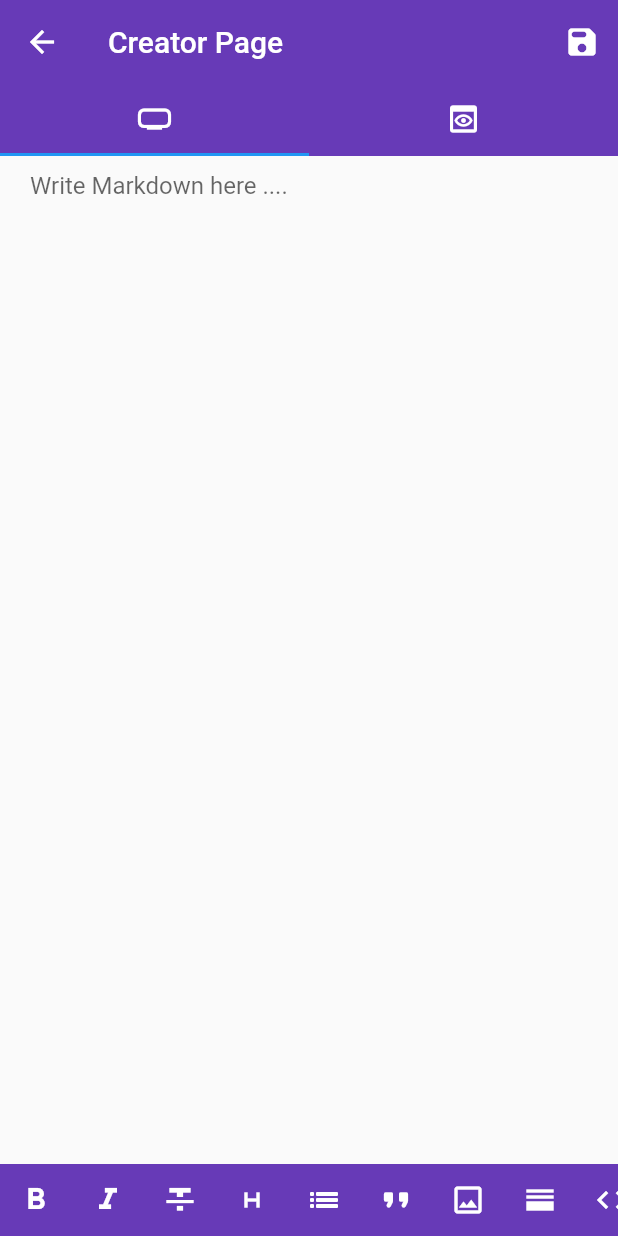
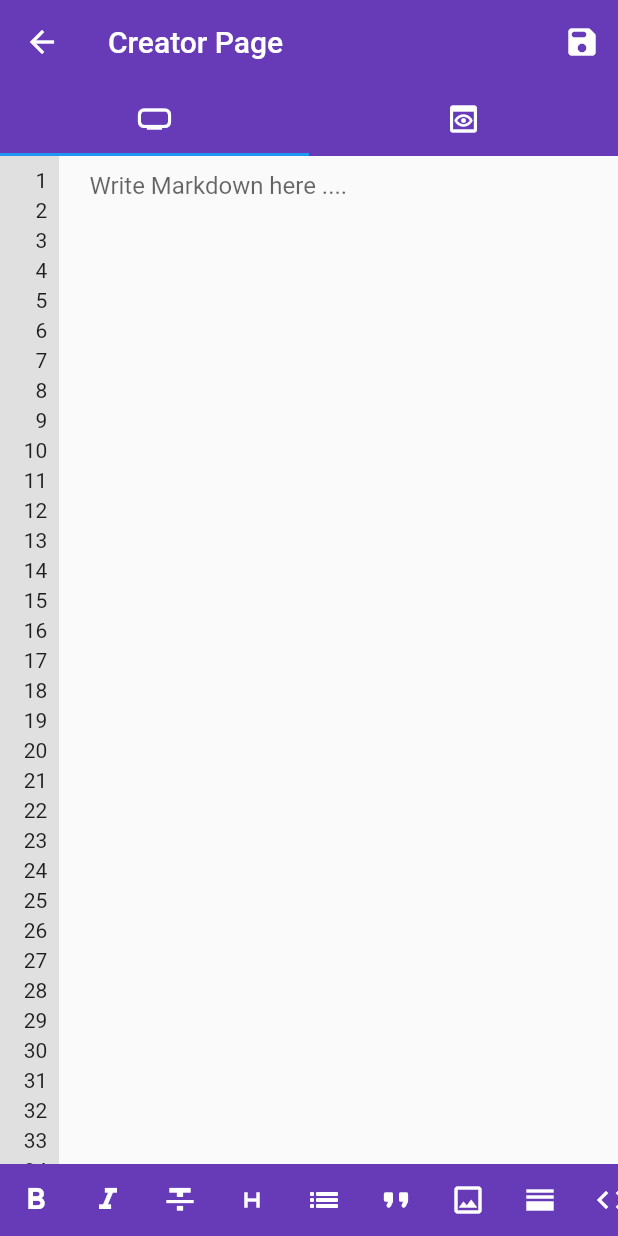
Before and after one commit to amazingsammed/markdownapp, a Flutter app: the screen it shows after launch, after a tap on the "add" icon, on a phone screen of 412 x 824 dp. Run offline on Flutter 3.47's test engine with Material 2 defaults, Android fonts, the phone set to English and light mode, and no system bars; our stand-ins replace file_picker, flutter_colorpicker, flutter_markdown, get, permission_handler, share.

Commit message:
added a new UI

```diff
--- a/lib/controllers/main_controller.dart
+++ b/lib/controllers/main_controller.dart
@@ -28,6 +28,8 @@ class AppCon extends GetxController with GetTickerProviderStateMixin{
   var h3Color = Colors.black.obs;
   var h4Color = Colors.black.obs;
   var h5Color = Colors.black.obs;
+
+
 
 
 
@@ -77,16 +79,25 @@ class AppCon extends GetxController with GetTickerProviderStateMixin{
 
   Future<void> getMarkdownFiles() async {
     final status = await Permission.storage.request();
-    final directory = await getExternalStorageDirectory();
-    print(status);
+   final directory = await getExternalStorageDirectory();
+    //final directory = Directory('/storage/emulated/0');
+    print(directory);
 
 
    //  final directory = Directory('/storage/self/primary/');
-     _searchForMarkdownFiles(directory!);
+      _searchForMarkdownFiles(directory!);
   }
 
-  void _searchForMarkdownFiles(Directory dir) {
-    final files = dir.listSync();
+  void _searchForMarkdownFiles(Directory dir)async {
+    List<FileSystemEntity> files=[];
+    // final entities = await dir.list().toList();
+
+
+
+     files.addAll(dir.listSync());
+    //print(entities);
+
+
     _markdownFiles.clear();
     for (final file in files) {
       if (file is Directory) {
--- a/lib/create.dart
+++ b/lib/create.dart
@@ -8,6 +8,8 @@ import 'package:markdownapp/widgets/bottombar.dart';
 
 class CreatePage extends StatelessWidget {
   AppCon con = Get.put(AppCon());
+  ScrollController mysxrol = ScrollController();
+  ScrollPhysics ph = ScrollPhysics();
   CreatePage({Key? key}) : super(key: key);
 
   @override
@@ -26,9 +28,16 @@ class CreatePage extends StatelessWidget {
           // ),
           // Divider(),
           Expanded(
+            child: Row(
+              crossAxisAlignment: CrossAxisAlignment.start,
+              children: [
+                SingleChildScrollView(child: LineNumberColumn(),controller: mysxrol,physics: ph,),
+                Expanded(
                   child: Container(
                     margin: EdgeInsets.symmetric(horizontal: 20,vertical: 10),
                     child: TextField(
+                      scrollController: mysxrol,
+                      scrollPhysics: ph,
                       decoration: const InputDecoration.collapsed(hintText: 'Write Markdown here ....'),
                       maxLines: null,
                       expands: true,
@@ -36,6 +45,7 @@ class CreatePage extends StatelessWidget {
                         // fontFamily: 'JetBrains Mono',
                         // fontSize: ref.watch(fontSizeProvider),
                       ),
+
                       controller: con.mdText,
                      // onChanged: ref.read(sourceProvider.notifier).setBuffer,
                      //  inputFormatters: [
@@ -44,9 +54,38 @@ class CreatePage extends StatelessWidget {
                     ),
                   ),
                 ),
+              ],
+            ),
+          ),
           BottomBar()
         ],
       ),
     );
   }
 }
+
+class LineNumberColumn extends StatelessWidget {
+  @override
+  Widget build(BuildContext context) {
+    // Define the number of lines you want to display
+    final int numberOfLines = 100;
+
+    return Container(
+      color: Colors.grey[300], // Adjust the background color as needed
+      padding: EdgeInsets.all(8.0),
+      child: Column(
+        crossAxisAlignment: CrossAxisAlignment.end,
+        children: List.generate(
+          numberOfLines,
+              (index) => Container(
+                height:20,
+                child: Text(
+            '${index + 1}',
+            style: TextStyle(fontSize: 14.0),
+          ),
+              ),
+        ),
+      ),
+    );
+  }
+}
--- a/lib/filelist.dart
+++ b/lib/filelist.dart
@@ -17,17 +17,25 @@ class FileList extends StatelessWidget {
   Widget build(BuildContext context) {
     return Scaffold(
       body: Obx(() {
-        if(con.markdownFiles.length == 0)
+        if (con.markdownFiles.length == 0)
           return Center(
             child: Text('No file available'),
           );
-        return ListView.separated(
+        return Column(
+          children: [
+            SizedBox(
+              height: 10,
+            ),
+            Text('Android/data/com.trustmedia.markdownapp/files'),
+            Divider(),
+            Expanded(
+              child: ListView.separated(
                 itemCount: con.markdownFiles.length,
                 itemBuilder: (BuildContext context, int index) {
                   final file = con.markdownFiles[index];
                   final fileName = file.path.split('/').last;
                   return Card(
-                margin: EdgeInsets.symmetric(horizontal: 10,vertical: 5),
+                    margin: EdgeInsets.symmetric(horizontal: 10, vertical: 5),
                     child: ListTile(
                       leading: CircleAvatar(
                         backgroundColor: Colors.white54,
@@ -42,65 +50,70 @@ class FileList extends StatelessWidget {
                             content: Column(
                           mainAxisAlignment: MainAxisAlignment.center,
                           children: [
-
                             SizedBox(
-                                width: Get.width/1.6,
+                                width: Get.width / 1.6,
                                 child: InkWell(
                                     onTap: () {
                                       con.editFile(file);
                                       Get.back(closeOverlays: true);
-                                      Get.to(()=>MotherPage());
+                                      Get.to(() => MotherPage());
                                     },
-                                    child: Card(child: ListTile(
+                                    child: Card(
+                                        child: ListTile(
                                       leading: Icon(Icons.edit),
-                                      title: Text('Edit'),)))),
+                                      title: Text('Edit'),
+                                    )))),
                             SizedBox(
-                                width: Get.width/1.6,
+                                width: Get.width / 1.6,
                                 child: InkWell(
                                     onTap: () {
                                       con.deleteFile(file);
                                       Get.back(closeOverlays: true);
                                     },
-                                    child: Card(child: ListTile(
+                                    child: Card(
+                                        child: ListTile(
                                       leading: Icon(Icons.delete),
-                                      title: Text('Delete'),)))),
+                                      title: Text('Delete'),
+                                    )))),
                             SizedBox(
-                                width: Get.width/1.6,
+                                width: Get.width / 1.6,
                                 child: InkWell(
                                     onTap: () {
                                       con.shareFile(file);
                                       Get.back(closeOverlays: true);
                                     },
-                                    child: Card(child: ListTile(
+                                    child: Card(
+                                        child: ListTile(
                                       leading: Icon(Icons.send_rounded),
-                                      title: Text('Share File'),)))),
+                                      title: Text('Share File'),
+                                    )))),
                           ],
                         ));
                       },
-                  trailing: IconButton(onPressed: (){
+                      trailing: IconButton(
+                        onPressed: () {
                           Get.bottomSheet(Container(
                             decoration: BoxDecoration(
                                 color: Colors.white,
-                        borderRadius: BorderRadius.only(topRight: Radius.circular(20),topLeft: Radius.circular(20))
-                      ),
+                                borderRadius: BorderRadius.only(
+                                    topRight: Radius.circular(20),
+                                    topLeft: Radius.circular(20))),
                             height: 200,
-
                             child: Column(
                               mainAxisAlignment: MainAxisAlignment.center,
                               children: [
                                 InkWell(
                                     onTap: () {
-
                                       con.editFile(file);
 
                                       Get.back(closeOverlays: true);
-                                Get.to(()=>MotherPage());
+                                      Get.to(() => MotherPage());
                                     },
                                     child: ListTile(
                                       leading: Icon(Icons.edit),
-                                title: Text('Edit'),)),
+                                      title: Text('Edit'),
+                                    )),
                                 SizedBox(
-
                                     child: InkWell(
                                         onTap: () {
                                           con.deleteFile(file);
@@ -108,9 +121,9 @@ class FileList extends StatelessWidget {
                                         },
                                         child: ListTile(
                                           leading: Icon(Icons.delete),
-                                    title: Text('Delete'),))),
+                                          title: Text('Delete'),
+                                        ))),
                                 SizedBox(
-
                                     child: InkWell(
                                         onTap: () {
                                           con.shareFile(file);
@@ -118,14 +131,24 @@ class FileList extends StatelessWidget {
                                         },
                                         child: ListTile(
                                           leading: Icon(Icons.send),
-                                    title: Text('Share'),))),
+                                          title: Text('Share'),
+                                        ))),
                               ],
                             ),
                           ));
-                  },icon: Icon(Icons.more_vert),),
+                        },
+                        icon: Icon(Icons.more_vert),
+                      ),
                     ),
                   );
-            }, separatorBuilder: (BuildContext context, int index)=>const Divider(height: 2.0,),
+                },
+                separatorBuilder: (BuildContext context, int index) =>
+                    const Divider(
+                  height: 2.0,
+                ),
+              ),
+            ),
+          ],
         );
       }),
     );
--- a/lib/splashscreen.dart
+++ b/lib/splashscreen.dart
@@ -13,7 +13,7 @@ class SplashScreen extends StatelessWidget {
 
 
    startTime() async {
-     var duration = const Duration(seconds: 2);
+     var duration = const Duration(seconds: 3);
      return Timer(duration, navigationPage);
    }
    void navigationPage() {
@@ -39,7 +39,7 @@ class SplashScreen extends StatelessWidget {
                         borderRadius: BorderRadius.circular(13),
                         image: DecorationImage(
                             image: AssetImage(
-                                'assets/images/markdown_app_icon.png')
+                                'assets/images/newlogo.png')
                         )
                     ),
                   ),
@@ -47,7 +47,12 @@ class SplashScreen extends StatelessWidget {
                 SizedBox(height: 10,),
                 Text('MarkDown Cheif Editor',
                   style: TextStyle(fontSize: 24, fontWeight: FontWeight.bold),),
+                SizedBox(height: 10,),
+                Text('New User Interface'),
+                Text('Reported Bugs Fixed'),
                 Spacer(),
+                CircularProgressIndicator(),
+                SizedBox(height: 10,),
                 Text('Developed by Sammed'),
                 SizedBox(height: 25,)
               ],
--- a/pubspec.yaml
+++ b/pubspec.yaml
@@ -64,10 +64,10 @@ dev_dependencies:
 # The following section is specific to Flutter packages.
 flutter_icons:
   android: "launcher_icon"
-  image_path: "assets/images/markdown_app_icon.png"
+  image_path: "assets/images/file.png"
   min_sdk_android: 21 # android min sdk min:16, default 21
-  adaptive_icon_background: "assets/images/markdown_app_icon.png"
-  adaptive_icon_foreground: "assets/images/markdown_app_icon.png"
+  adaptive_icon_background: "assets/images/file.png"
+  adaptive_icon_foreground: "assets/images/file.png"
 
 
 flutter:
```
Also changed, not shown: lib/home.dart (+1 -8 lines), assets/images/file.png (added), assets/images/newlogo.png (added), lib/generated/assets.dart, 16 other files. Lines whose indentation alone changed are shown as unchanged.
